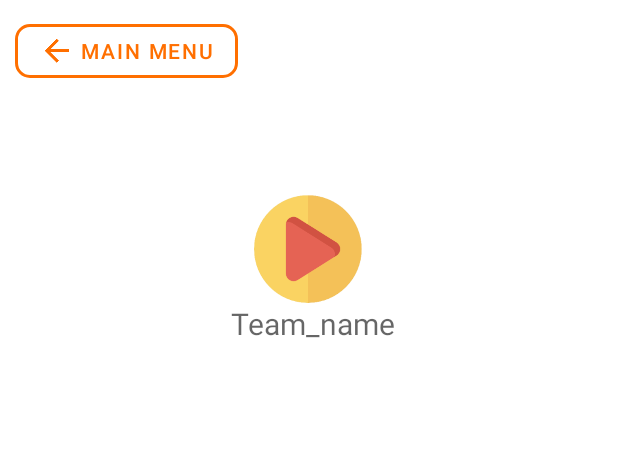
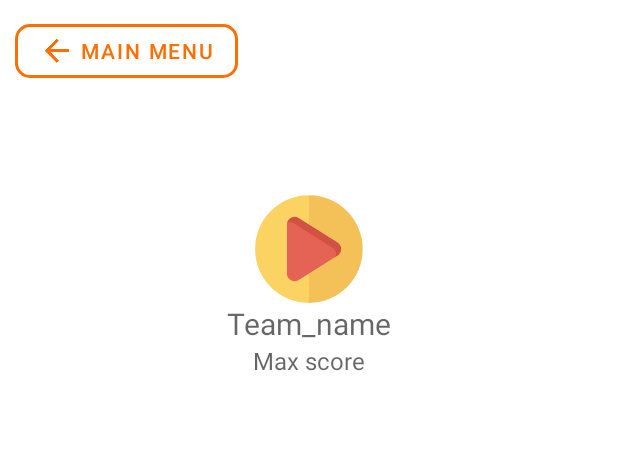
Before and after one commit to zatsepinvl/activity-play-android, an Android app: the layout fragment_round_start.xml on its own in the app's theme, with its tools: preview values and no code run, on a phone screen of 412 x 824 dp. Shown: the top 460 px of the screen. Run offline under Robolectric (Android 15) with nearby library versions, the phone set to English and light mode, and no system bars; network calls fail.

Commit message:
Add max score to start round page; Draw status bar and nav bar to context color;

```diff
--- a/app/src/main/java/com/zatsepinvl/activity/play/ActivityPlayMainActivity.kt
+++ b/app/src/main/java/com/zatsepinvl/activity/play/ActivityPlayMainActivity.kt
@@ -22,6 +22,8 @@ class ActivityPlayMainActivity : AppCompatActivity(), ColoredView {
     }
 
     override fun changeBackgroundColor(color: Int) {
+        window.statusBarColor = color
+        window.navigationBarColor = color
         val backgroundDrawable = this.getDrawable(R.drawable.wallpaper)!!
         mainLayout.background = TileDrawable(backgroundDrawable, Shader.TileMode.REPEAT)
         mainLayout.background.apply {
--- a/app/src/main/java/com/zatsepinvl/activity/play/game/viewmodel/GameViewModel.kt
+++ b/app/src/main/java/com/zatsepinvl/activity/play/game/viewmodel/GameViewModel.kt
@@ -4,6 +4,7 @@ import android.os.CountDownTimer
 import androidx.lifecycle.MutableLiveData
 import androidx.lifecycle.ViewModel
 import com.zatsepinvl.activity.play.core.ActivityGame
+import com.zatsepinvl.activity.play.core.model.GameSettings
 import com.zatsepinvl.activity.play.core.model.GameTask
 import com.zatsepinvl.activity.play.core.totalScoreForLastRound
 import com.zatsepinvl.activity.play.game.model.GameStatus
@@ -79,6 +80,10 @@ class GameViewModel @Inject constructor(
             .totalScoreForLastRound()
     }
 
+    fun gameSettings(): GameSettings {
+        return game.settings
+    }
+
     fun finishRound() {
         doFinishRound()
         stopTimer()
--- a/app/src/main/res/layout/fragment_round_start.xml
+++ b/app/src/main/res/layout/fragment_round_start.xml
@@ -22,7 +22,10 @@
             android:layout_height="wrap_content"
             android:layout_gravity="start"
             android:text="Main menu"
-            app:icon="@drawable/ic_arrow_back_grey_800_24dp" />
+            app:icon="@drawable/ic_arrow_back_grey_800_24dp"
+            app:iconTint="@{viewmodel.currentTeam.color}"
+            app:strokeColor="@{viewmodel.currentTeam.color}"
+            android:textColor="@{viewmodel.currentTeam.color}"/>
 
         <LinearLayout
             android:layout_width="match_parent"
@@ -35,6 +38,7 @@
                 android:layout_width="wrap_content"
                 android:layout_height="wrap_content"
                 android:layout_gravity="center_horizontal"
+                android:gravity="center"
                 android:orientation="vertical">
 
                 <ImageView
@@ -43,17 +47,23 @@
                     android:layout_gravity="center_horizontal"
                     android:src="@drawable/video_player" />
 
+                <TextView
+                    style="@style/Widget.ActivityPlay.TextView.Body"
+                    android:layout_width="wrap_content"
+                    android:layout_height="wrap_content"
+                    android:hint="Team_name"
+                    android:text="@{@string/teamPlaysRound(viewmodel.currentRound(),viewmodel.currentTeam.name)}"
+                    android:textColor="@{viewmodel.currentTeam.color}"
+                    android:textSize="20sp" />
 
-                    <TextView
-                        style="@style/Widget.ActivityPlay.TextView.Body"
-                        android:layout_width="wrap_content"
-                        android:layout_height="wrap_content"
-                        android:layout_marginStart="6dp"
-                        android:hint="Team_name"
-                        android:text="@{@string/teamPlaysRound(viewmodel.currentRound(),viewmodel.currentTeam.name)}"
-                        android:textColor="@{viewmodel.currentTeam.color}"
-                        android:textSize="20sp" />
-
+                <TextView
+                    style="@style/Widget.ActivityPlay.TextView.Body"
+                    android:layout_width="wrap_content"
+                    android:layout_height="wrap_content"
+                    android:hint="Max score"
+                    android:text="@{@string/roundMaxScore(viewmodel.gameSettings().maxScore)}"
+                    android:textColor="@{viewmodel.currentTeam.color}"
+                    android:textSize="16sp" />
 
             </LinearLayout>
 
--- a/app/src/main/res/values/strings.xml
+++ b/app/src/main/res/values/strings.xml
@@ -93,6 +93,7 @@
     </array>
 
     <string name="teamPlaysRound">Round %d - %s plays!</string>
+    <string name="roundMaxScore">max score is %d</string>
     <string name="inRoundSecondsLeft">%d seconds left</string>
     <string name="roundScore">Score %d</string>
     <string name="winnerTeamTitle">%s wins!</string>
```
Also changed, not shown: app/src/main/res/layout/fragment_round_in.xml (+5 -2 lines).
